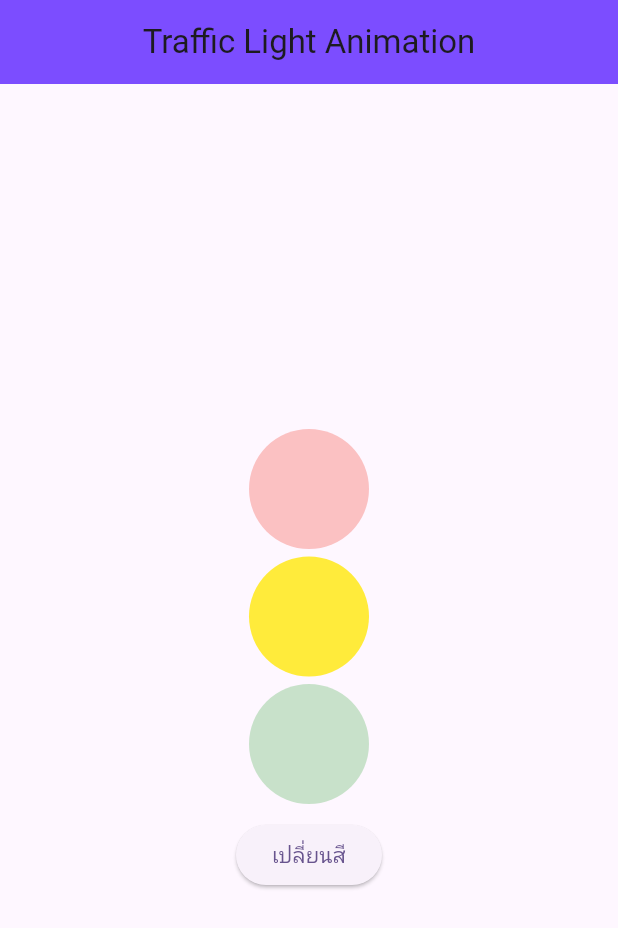
After one commit to phimm-n/week6, a Flutter app: the screen it shows after launch, after a tap on "เปลี่ยนสี", on a phone screen of 412 x 824 dp. The commit adds this screen. Shown: the top 928 px of the screen. Run offline on Flutter 3.47's test engine with Material 3 defaults, Android fonts, the phone set to English and light mode, and no system bars; network calls fail.

Commit message:
trafficlight

```diff
--- a/lib/main.dart
+++ b/lib/main.dart
@@ -1,5 +1,7 @@
 import 'package:flutter/material.dart';
+import 'package:week6/animate_test.dart';
 import 'package:week6/profile/profileinfo.dart';
+import 'package:week6/trafficlight/traficlight_widget.dart';
 
 
 void main() {
@@ -32,7 +34,7 @@ class MyApp extends StatelessWidget {
         // tested with just a hot reload.
         colorScheme: ColorScheme.fromSeed(seedColor: Colors.deepPurple),
       ),
-      home: Profileinfo(),
+      home: TraficlightWidget(),
     );
   }
 }
--- /dev/null
+++ b/lib/trafficlight/traficlight_widget.dart
@@ -0,0 +1,94 @@
+import 'package:flutter/material.dart';
+
+class TraficlightWidget extends StatefulWidget {
+  const TraficlightWidget({super.key});
+
+  @override
+  State<TraficlightWidget> createState() => _TraficlightWidgetState();
+}
+
+class _TraficlightWidgetState extends State<TraficlightWidget> {
+  String _currentLight = 'red';
+  double _redOpacity = 1.0;
+  double _yellowOpacity = 0.3;
+  double _greenOpacity = 0.3;
+  @override
+  Widget build(BuildContext context) {
+    return Scaffold(
+      appBar: AppBar(
+        title: Text('Traffic Light Animation'),
+        centerTitle: true,
+        backgroundColor: Colors.deepPurpleAccent,
+      ),
+      body: Center(
+        child: Column(
+          mainAxisAlignment: MainAxisAlignment.center,
+          children: [
+            AnimatedOpacity(
+              opacity: _redOpacity,
+              duration: Duration(milliseconds: 500),
+              child: Container(
+                width: 80,
+                height: 80,
+                decoration: BoxDecoration(
+                  color: Colors.red,
+                  borderRadius: BorderRadius.circular(50),
+                ),
+              ),
+            ),
+            SizedBox(height: 5),
+            AnimatedOpacity(
+              opacity: _yellowOpacity,
+              duration: Duration(milliseconds: 500),
+              child: Container(
+                width: 80,
+                height: 80,
+                decoration: BoxDecoration(
+                  color: Colors.yellow,
+                  borderRadius: BorderRadius.circular(50),
+                ),
+              ),
+            ),
+            SizedBox(height: 5),
+            AnimatedOpacity(
+              opacity: _greenOpacity,
+              duration: Duration(milliseconds: 500),
+              child: Container(
+                width: 80,
+                height: 80,
+                decoration: BoxDecoration(
+                  color: Colors.green,
+                  borderRadius: BorderRadius.circular(50),
+                ),
+              ),
+            ),
+            SizedBox(height: 10),
+            ElevatedButton(
+              onPressed: () {
+                setState(() {
+                  if (_currentLight == 'red') {
+                    _currentLight = 'yellow';
+                    _redOpacity = 0.3;
+                    _yellowOpacity = 1.0;
+                    _greenOpacity = 0.3;
+                  } else if (_currentLight == 'yellow') {
+                    _currentLight = 'green';
+                    _redOpacity = 0.3;
+                    _yellowOpacity = 0.3;
+                    _greenOpacity = 1.0;
+                  } else {
+                    _currentLight = 'red';
+                    _redOpacity = 1.0;
+                    _yellowOpacity = 0.3;
+                    _greenOpacity = 0.3;
+                  }
+                });
+              },
+              child: Text('เปลี่ยนสี'),
+            ),
+          ],
+        ),
+      ),
+    );
+  }
+}
--- a/pubspec.yaml
+++ b/pubspec.yaml
@@ -34,6 +34,7 @@ dependencies:
   # The following adds the Cupertino Icons font to your application.
   # Use with the CupertinoIcons class for iOS style icons.
   cupertino_icons: ^1.0.8
+  shared_preferences: ^2.5.3
 
 dev_dependencies:
   flutter_test:
```
Also changed, not shown: lib/animate_test.dart (added, +41 -0 lines), pubspec.lock, 1 other file.
